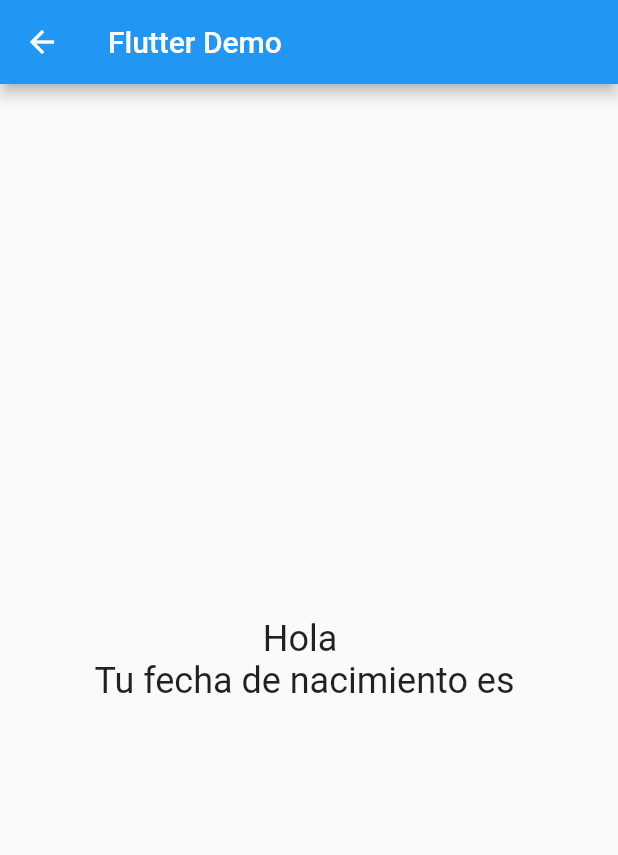
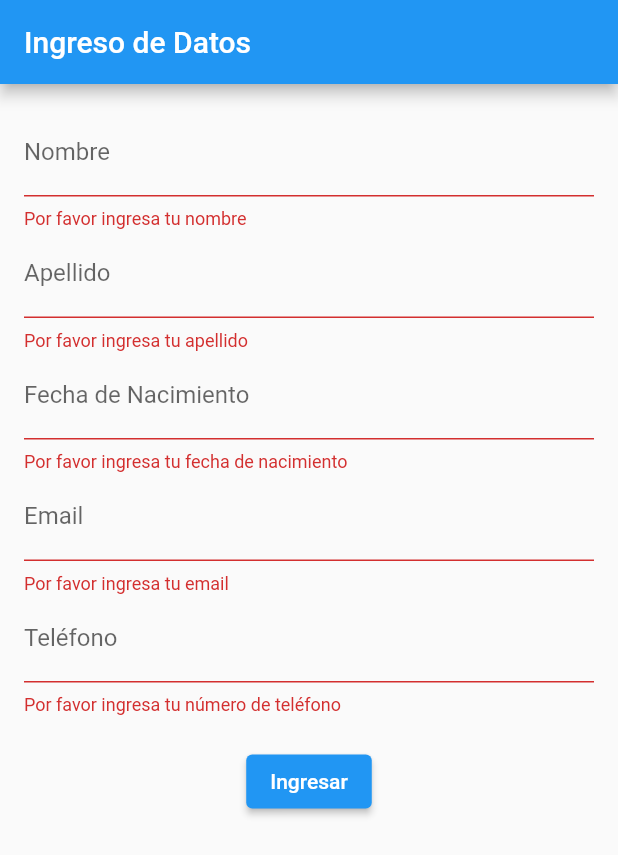
Before and after one commit to MarcoCaizzi/qa-automations-app, a Flutter app: the screen it shows after launch, after a tap on "Ingresar", on a phone screen of 412 x 824 dp. Shown: the top 855 px of the screen. Run offline on Flutter 3.47's test engine with Material 2 defaults, Android fonts, the phone set to English and light mode, and no system bars.

Commit message:
base app

```diff
--- a/lib/main.dart
+++ b/lib/main.dart
@@ -5,77 +5,181 @@ void main() {
 }
 
 class MyApp extends StatelessWidget {
-  const MyApp({Key? key}) : super(key: key);
+  const MyApp({super.key});
 
   @override
   Widget build(BuildContext context) {
-    return MaterialApp(
-      title: 'Uala Testing',
-      theme: ThemeData(
-        primarySwatch: Colors.blue,
-      ),
-      home: const FirstScreen(),
-      routes: {
-        '/second': (context) => const SecondScreen(),
-      },
+    return const MaterialApp(
+      home: DataEntryScreen(),
     );
   }
 }
 
-class FirstScreen extends StatefulWidget {
-  const FirstScreen({Key? key}) : super(key: key);
+class DataEntryScreen extends StatelessWidget {
+  const DataEntryScreen({super.key});
 
   @override
-  State<FirstScreen> createState() => _FirstScreenState();
+  Widget build(BuildContext context) {
+    return Scaffold(
+      appBar: AppBar(title: const Text('Ingreso de Datos')),
+      body: const DataEntryForm(),
+    );
+  }
 }
 
-class _FirstScreenState extends State<FirstScreen> {
-  final nameController = TextEditingController();
-  final lastNameController = TextEditingController();
-  final birthDateController = TextEditingController();
+class DataDisplayScreen extends StatelessWidget {
+  final String nombre;
+  final String apellido;
+  final String fechaNacimiento;
+  final String email;
+  final String telefono;
+
+  DataDisplayScreen({super.key,
+    required this.nombre,
+    required this.apellido,
+    required this.fechaNacimiento,
+    required this.email,
+    required this.telefono,
+  });
 
   @override
-  void dispose() {
-    nameController.dispose();
-    lastNameController.dispose();
-    birthDateController.dispose();
-    super.dispose();
+  Widget build(BuildContext context) {
+    return Scaffold(
+      appBar: AppBar(title: const Text('Datos Ingresados')),
+      body: Center(
+        child: Column(
+          mainAxisAlignment: MainAxisAlignment.center,
+          crossAxisAlignment: CrossAxisAlignment.start,
+          children: [
+            Text('Nombre: $nombre $apellido'),
+            Text('Fecha de Nacimiento: $fechaNacimiento'),
+            Text('Email: $email'),
+            Text('Teléfono: $telefono'),
+          ],
+        ),
+      ),
+    );
+  }
+}
+
+class DataEntryForm extends StatefulWidget {
+  const DataEntryForm({super.key});
+
+  @override
+  _DataEntryFormState createState() => _DataEntryFormState();
+}
+
+class _DataEntryFormState extends State<DataEntryForm> {
+  final _formKey = GlobalKey<FormState>();
+
+  String _nombre = '';
+  String _apellido = '';
+  String _fechaNacimiento = '';
+  String _email = '';
+  String _telefono = '';
+
+  void _submitForm() {
+    if (_formKey.currentState!.validate()) {
+      _formKey.currentState!.save();
+      Navigator.push(
+        context,
+        MaterialPageRoute(
+          builder: (context) => DataDisplayScreen(
+            nombre: _nombre,
+            apellido: _apellido,
+            fechaNacimiento: _fechaNacimiento,
+            email: _email,
+            telefono: _telefono,
+          ),
+        ),
+      );
+    }
   }
 
   @override
   Widget build(BuildContext context) {
-    return Scaffold(
-      appBar: AppBar(
-        title: const Text('Uala Testing'),
-      ),
-      body: Padding(
+    return Form(
+      key: _formKey,
+      child: Padding(
         padding: const EdgeInsets.all(16.0),
         child: Column(
           children: [
-            const Text(
-              'Ingrese sus datos',
-              style: TextStyle(fontSize: 24),
+            TextFormField(
+              decoration: const InputDecoration(labelText: 'Nombre'),
+              validator: (value) {
+                if (value == null || value.isEmpty) {
+                  return 'Por favor ingresa tu nombre';
+                }
+                return null;
+              },
+              onSaved: (value) => _nombre = value!,
             ),
-            TextField(
-              controller: nameController,
-              decoration: const InputDecoration(labelText: 'Nombre'),
+            TextFormField(
+              decoration: const InputDecoration(labelText: 'Apellido'),
+              validator: (value) {
+                if (value == null || value.isEmpty) {
+                  return 'Por favor ingresa tu apellido';
+                }
+                return null;
+              },
+              onSaved: (value) => _apellido = value!,
             ),
-            TextField(
-              controller: lastNameController,
-              decoration: const InputDecoration(labelText: 'Apellido'),
+            TextFormField(
+              decoration: const InputDecoration(labelText: 'Fecha de Nacimiento'),
+              onTap: () async {
+                FocusScope.of(context).requestFocus(FocusNode());
+                final selectedDate = await showDatePicker(
+                  context: context,
+                  initialDate: DateTime.now(),
+                  firstDate: DateTime(1900),
+                  lastDate: DateTime.now(),
+                );
+                if (selectedDate != null) {
+                  setState(() {
+                    _fechaNacimiento =
+                    selectedDate.toLocal().toString().split(' ')[0];
+                  });
+                }
+              },
+              validator: (value) {
+                if (value == null || value.isEmpty) {
+                  return 'Por favor ingresa tu fecha de nacimiento';
+                }
+                return null;
+              },
+              readOnly: true,
             ),
-            TextField(
-              controller: birthDateController,
-              decoration: const InputDecoration(labelText: 'Fecha de nacimiento'),
+            TextFormField(
+              decoration: const InputDecoration(labelText: 'Email'),
+              keyboardType: TextInputType.emailAddress,
+              validator: (value) {
+                if (value == null || value.isEmpty) {
+                  return 'Por favor ingresa tu email';
+                }
+                if (!RegExp(r'^[\w-\.]+@([\w-]+\.)+[\w-]{2,4}$').hasMatch(value)) {
+                  return 'Por favor ingresa un email válido';
+                }
+                return null;
+              },
+              onSaved: (value) => _email = value!,
             ),
+            TextFormField(
+              decoration: const InputDecoration(labelText: 'Teléfono'),
+              keyboardType: TextInputType.phone,
+              validator: (value) {
+                if (value == null || value.isEmpty) {
+                  return 'Por favor ingresa tu número de teléfono';
+                }
+                if (!RegExp(r'^[0-9]{10}$').hasMatch(value)) {
+                  return 'Por favor ingresa un número de teléfono válido';
+                }
+                return null;
+              },
+              onSaved: (value) => _telefono = value!,
+            ),
+            const SizedBox(height: 20),
             ElevatedButton(
-              onPressed: () {
-                Navigator.pushNamed(context, '/second', arguments: {
-                  'name': nameController.text,
-                  'lastName': lastNameController.text,
-                  'birthDate': birthDateController.text,
-                });
-              },
+              onPressed: _submitForm,
               child: const Text('Ingresar'),
             ),
           ],
@@ -84,32 +188,3 @@ class _FirstScreenState extends State<FirstScreen> {
     );
   }
 }
-
-class SecondScreen extends StatelessWidget {
-  const SecondScreen({Key? key}) : super(key: key);
-
-  @override
-  Widget build(BuildContext context) {
-    final args = ModalRoute.of(context)!.settings.arguments as Map<String, String>;
-    return Scaffold(
-      appBar: AppBar(
-        title: const Text('Flutter Demo'),
-      ),
-      body: Center(
-        child: Column(
-          mainAxisAlignment: MainAxisAlignment.center,
-          children: [
-            Text(
-              'Hola ${args['name']} ${args['lastName']}',
-              style: const TextStyle(fontSize: 24),
-            ),
-            Text(
-              'Tu fecha de nacimiento es ${args['birthDate']}',
-              style: const TextStyle(fontSize: 24),
-            ),
-          ],
-        ),
-      ),
-    );
-  }
-}
```
